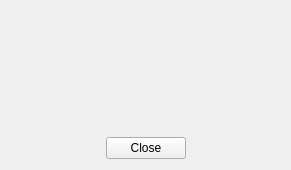
First picture: the form in src/blackgui/plugindetailswindow.ui, repository swift-project/pilotclient, before the edit.
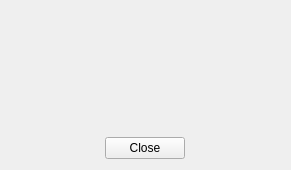
Second picture: the form after the edit.

Commit message: Ref T312, simulator settings UI adjustments (removed redundant grid layout)

Patch:
```diff
--- a/src/blackgui/plugindetailswindow.ui
+++ b/src/blackgui/plugindetailswindow.ui
@@ -69,40 +69,14 @@
     </widget>
    </item>
    <item>
-    <layout class="QHBoxLayout" name="horizontalLayout">
-     <item>
-      <spacer name="horizontalSpacer_2">
-       <property name="orientation">
-        <enum>Qt::Horizontal</enum>
-       </property>
-       <property name="sizeHint" stdset="0">
-        <size>
-         <width>40</width>
-         <height>20</height>
-        </size>
-       </property>
-      </spacer>
-     </item>
-     <item>
+    <layout class="QHBoxLayout" name="hl_Button">
+     <item alignment="Qt::AlignHCenter">
       <widget class="QPushButton" name="pb_Close">
        <property name="text">
         <string>Close</string>
        </property>
       </widget>
      </item>
-     <item>
-      <spacer name="horizontalSpacer">
-       <property name="orientation">
-        <enum>Qt::Horizontal</enum>
-       </property>
-       <property name="sizeHint" stdset="0">
-        <size>
-         <width>40</width>
-         <height>20</height>
-        </size>
-       </property>
-      </spacer>
-     </item>
     </layout>
    </item>
   </layout>
```
The commit also changes 2 other files.
